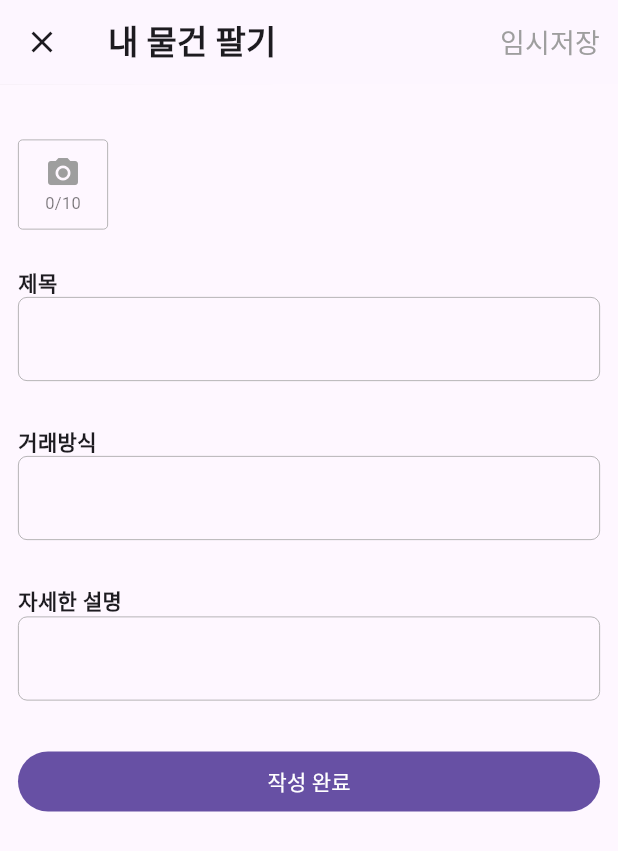
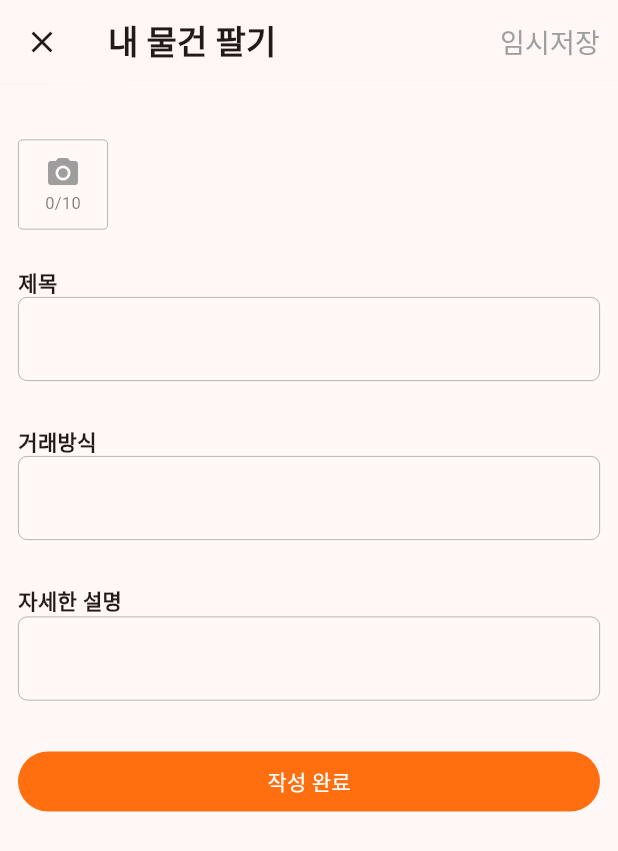
Before and after one commit to gyugyu90/carrot_clone_app, a Flutter app: the screen it shows after launch, after a tap on the "add" icon, on a phone screen of 412 x 824 dp. Shown: the top 851 px of the screen. Run offline on Flutter 3.47's test engine with Material 3 defaults, Android fonts, the phone set to English and light mode, and no system bars; our stand-ins replace cloud_firestore, firebase_core, firebase_storage, image_picker; accounts and stored records are empty.

Commit message:
change color of image count label

```diff
--- a/lib/components/goods_image_list_view.dart
+++ b/lib/components/goods_image_list_view.dart
@@ -23,6 +23,7 @@ class GoodsImageListView extends StatelessWidget {
           return index == 0
               ? AddImageButton(
                   onAddImage: onAddImage,
+                  imageCount: images.length,
                 )
               : GoodsImageBox(
                   image: images[index - 1],
@@ -108,9 +109,11 @@ class AddImageButton extends StatelessWidget {
   const AddImageButton({
     super.key,
     required this.onAddImage,
+    required this.imageCount,
   });
 
   final void Function() onAddImage;
+  final int imageCount;
 
   @override
   Widget build(BuildContext context) {
@@ -123,20 +126,34 @@ class AddImageButton extends StatelessWidget {
           border: Border.all(width: 0.5, color: Colors.grey),
           borderRadius: BorderRadius.circular(3),
         ),
-        child: const Column(
+        child: Column(
           mainAxisAlignment: MainAxisAlignment.center,
           children: [
-            Icon(
+            const Icon(
               Icons.photo_camera,
               color: Colors.grey,
               size: 24,
             ),
-            Text(
-              "0/10",
-              style: TextStyle(
-                fontSize: 11,
-                color: Colors.black54,
-              ),
+            Row(
+              mainAxisAlignment: MainAxisAlignment.center,
+              children: [
+                Text(
+                  imageCount.toString(),
+                  style: TextStyle(
+                    fontSize: 11,
+                    color: imageCount == 0
+                        ? Colors.black54
+                        : Theme.of(context).colorScheme.primary,
+                  ),
+                ),
+                const Text(
+                  "/10",
+                  style: TextStyle(
+                    fontSize: 11,
+                    color: Colors.black54,
+                  ),
+                ),
+              ],
             )
           ],
         ),
--- a/lib/main.dart
+++ b/lib/main.dart
@@ -20,8 +20,13 @@ class CarrotCloneApp extends StatelessWidget {
 
   @override
   Widget build(BuildContext context) {
+    const primaryColor = Color.fromARGB(255, 255, 111, 15);
     return MaterialApp(
       theme: ThemeData(
+        colorScheme: ColorScheme.fromSeed(
+          seedColor: primaryColor,
+          primary: primaryColor,
+        ),
         inputDecorationTheme: InputDecorationTheme(
           enabledBorder: OutlineInputBorder(
             borderSide: const BorderSide(
--- a/lib/screens/home_screen.dart
+++ b/lib/screens/home_screen.dart
@@ -116,7 +116,7 @@ class _HomeScreenState extends State<HomeScreen> {
         },
       ),
       floatingActionButton: FloatingActionButton(
-        backgroundColor: const Color.fromARGB(255, 255, 111, 15),
+        backgroundColor: Theme.of(context).colorScheme.primary,
         foregroundColor: Colors.white,
         shape: const CircleBorder(),
         elevation: 1,
```
